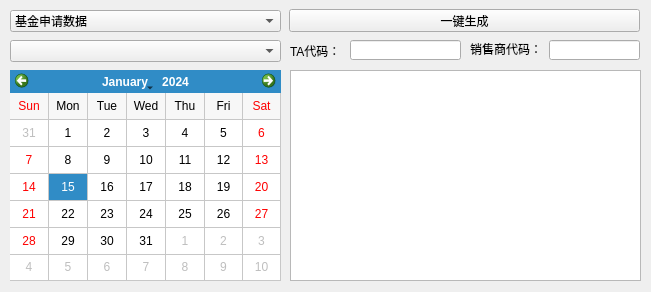
Old version of the form src/createofdwindow.ui in the repository cnldw/FinanceFileReader.
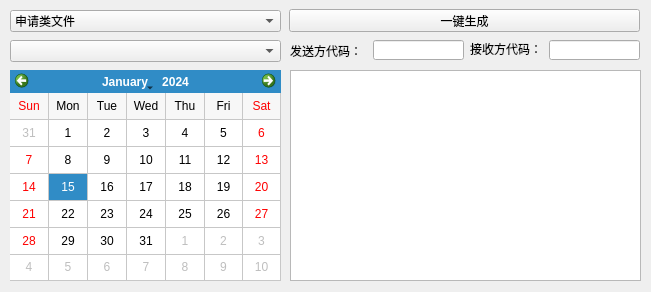
New version of the form. Icons and pictures are not drawn.

The edit to the form file:
```diff
--- a/src/createofdwindow.ui
+++ b/src/createofdwindow.ui
@@ -49,7 +49,7 @@
     </property>
     <item>
      <property name="text">
-      <string>基金申请数据</string>
+      <string>申请类文件</string>
      </property>
     </item>
     <item>
@@ -66,9 +66,9 @@
    <widget class="QLineEdit" name="lineEditTaCode">
     <property name="geometry">
      <rect>
-      <x>350</x>
+      <x>373</x>
       <y>40</y>
-      <width>111</width>
+      <width>91</width>
       <height>20</height>
      </rect>
     </property>
@@ -94,12 +94,12 @@
      <rect>
       <x>290</x>
       <y>41</y>
-      <width>51</width>
+      <width>80</width>
       <height>20</height>
      </rect>
     </property>
     <property name="text">
-     <string>TA代码：</string>
+     <string>发送方代码：</string>
     </property>
    </widget>
    <widget class="QLabel" name="label_2">
@@ -112,7 +112,7 @@
      </rect>
     </property>
     <property name="text">
-     <string>销售商代码：</string>
+     <string>接收方代码：</string>
     </property>
    </widget>
    <widget class="QCalendarWidget" name="calendarWidget">
```
Left out of the diff: 8 changed lines with no effect on the pictures.
